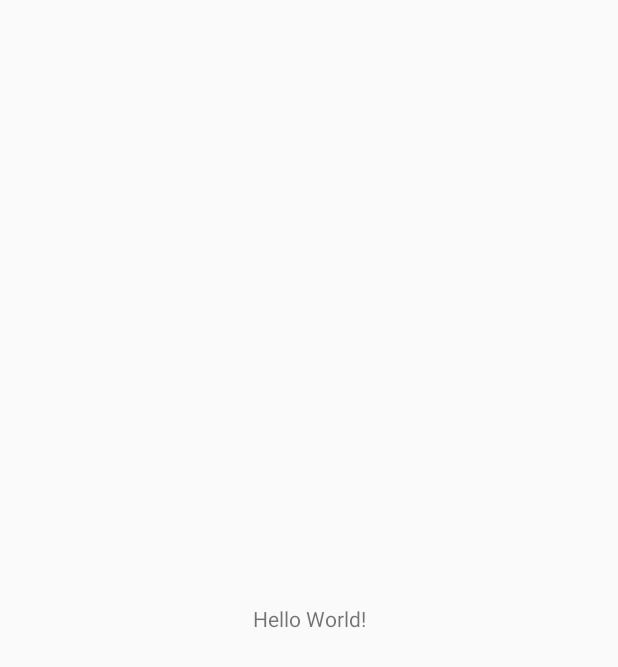
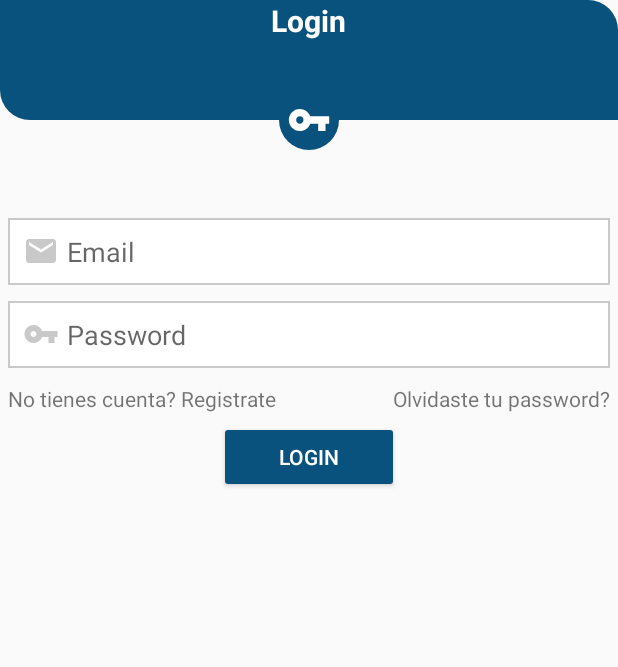
Before and after one commit to Alberto177/ExpressMarket, an Android app: the screen it shows after launch (MainActivity before the commit, Login after it), on a phone screen of 412 x 824 dp. Before the commit the part shown is almost empty. Shown: the top 667 px of the screen. Run offline under Robolectric (Android 15) with nearby library versions, the light colour scheme and no system bars.

Commit message:
Login Rgistro

```diff
--- a/app/build.gradle
+++ b/app/build.gradle
@@ -34,6 +34,9 @@ dependencies {
     implementation 'com.google.android.material:material:1.7.0'
     implementation 'androidx.constraintlayout:constraintlayout:2.1.4'
 
+    implementation 'com.github.AtifSayings:CircularImageView:1.0.2'
+    implementation 'com.theartofdev.edmodo:android-image-cropper:2.8.+'
+
     implementation 'com.google.firebase:firebase-auth:21.1.0'
     implementation 'com.google.firebase:firebase-database:20.1.0'
     implementation 'com.google.firebase:firebase-storage:20.1.0'
--- /dev/null
+++ b/app/src/main/java/com/example/expressmarket/Login.java
@@ -0,0 +1,26 @@
+package com.example.expressmarket;
+
+import androidx.appcompat.app.AppCompatActivity;
+
+import android.os.Bundle;
+import android.widget.Button;
+import android.widget.EditText;
+import android.widget.TextView;
+
+public class Login extends AppCompatActivity {
+
+    private EditText email, pass;
+    private TextView forg, noAccount;
+    private Button login;
+    @Override
+    protected void onCreate(Bundle savedInstanceState) {
+        super.onCreate(savedInstanceState);
+        setContentView(R.layout.activity_login);
+
+        email= findViewById(R.id.emailEt);
+        pass= findViewById(R.id.passwordEt);
+        forg= findViewById(R.id.forgotTv);
+        login= findViewById(R.id.loginBtn);
+        noAccount= findViewById(R.id.noAccountTv);
+    }
+}
--- a/app/src/main/java/com/example/expressmarket/MainActivity.java
+++ b/app/src/main/java/com/example/expressmarket/MainActivity.java
@@ -2,13 +2,30 @@ package com.example.expressmarket;
 
 import androidx.appcompat.app.AppCompatActivity;
 
+import android.content.Intent;
 import android.os.Bundle;
+import android.os.Handler;
+import android.view.Window;
+import android.view.WindowManager;
 
 public class MainActivity extends AppCompatActivity {
 
     @Override
     protected void onCreate(Bundle savedInstanceState) {
         super.onCreate(savedInstanceState);
+        //PANTALLA COMPLETA
+        getWindow().requestFeature(Window.FEATURE_NO_TITLE);
+        getWindow().setFlags(WindowManager.LayoutParams.FLAG_FULLSCREEN,
+                WindowManager.LayoutParams.FLAG_FULLSCREEN);
         setContentView(R.layout.activity_main);
+
+        //Iniciar el login despues de 2sec
+        new Handler().postDelayed(new Runnable() {
+            @Override
+            public void run() {
+                startActivity(new Intent(MainActivity.this, Login.class));
+                finish();
+            }
+        }, 2000);
     }
 }
--- /dev/null
+++ b/app/src/main/java/com/example/expressmarket/Registro.java
@@ -0,0 +1,14 @@
+package com.example.expressmarket;
+
+import androidx.appcompat.app.AppCompatActivity;
+
+import android.os.Bundle;
+
+public class Registro extends AppCompatActivity {
+
+    @Override
+    protected void onCreate(Bundle savedInstanceState) {
+        super.onCreate(savedInstanceState);
+        setContentView(R.layout.activity_registro);
+    }
+}
--- /dev/null
+++ b/app/src/main/res/drawable/ic_key_gray.xml
@@ -0,0 +1,5 @@
+<vector android:height="24dp" android:tint="#C9C9C9"
+    android:viewportHeight="24" android:viewportWidth="24"
+    android:width="24dp" xmlns:android="http://schemas.android.com/apk/res/android">
+    <path android:fillColor="@android:color/white" android:pathData="M12.65,10C11.83,7.67 9.61,6 7,6c-3.31,0 -6,2.69 -6,6s2.69,6 6,6c2.61,0 4.83,-1.67 5.65,-4H17v4h4v-4h2v-4H12.65zM7,14c-1.1,0 -2,-0.9 -2,-2s0.9,-2 2,-2 2,0.9 2,2 -0.9,2 -2,2z"/>
+</vector>
--- /dev/null
+++ b/app/src/main/res/drawable/ic_key_white.xml
@@ -0,0 +1,5 @@
+<vector android:height="24dp" android:tint="#FFFFFF"
+    android:viewportHeight="24" android:viewportWidth="24"
+    android:width="24dp" xmlns:android="http://schemas.android.com/apk/res/android">
+    <path android:fillColor="@android:color/white" android:pathData="M12.65,10C11.83,7.67 9.61,6 7,6c-3.31,0 -6,2.69 -6,6s2.69,6 6,6c2.61,0 4.83,-1.67 5.65,-4H17v4h4v-4h2v-4H12.65zM7,14c-1.1,0 -2,-0.9 -2,-2s0.9,-2 2,-2 2,0.9 2,2 -0.9,2 -2,2z"/>
+</vector>
--- /dev/null
+++ b/app/src/main/res/drawable/ic_mail_gray.xml
@@ -0,0 +1,5 @@
+<vector android:height="24dp" android:tint="#C9C9C9"
+    android:viewportHeight="24" android:viewportWidth="24"
+    android:width="24dp" xmlns:android="http://schemas.android.com/apk/res/android">
+    <path android:fillColor="@android:color/white" android:pathData="M20,4L4,4c-1.1,0 -1.99,0.9 -1.99,2L2,18c0,1.1 0.9,2 2,2h16c1.1,0 2,-0.9 2,-2L22,6c0,-1.1 -0.9,-2 -2,-2zM20,8l-8,5 -8,-5L4,6l8,5 8,-5v2z"/>
+</vector>
--- /dev/null
+++ b/app/src/main/res/drawable/shape_circle01.xml
@@ -0,0 +1,7 @@
+<?xml version="1.0" encoding="utf-8"?>
+<shape xmlns:android="http://schemas.android.com/apk/res/android"
+    android:shape="oval">
+
+    <solid android:color="@color/colorPrimary"/>
+
+</shape>
--- /dev/null
+++ b/app/src/main/res/drawable/shape_rect01.xml
@@ -0,0 +1,9 @@
+<?xml version="1.0" encoding="utf-8"?>
+<shape xmlns:android="http://schemas.android.com/apk/res/android"
+    android:shape="rectangle">
+
+    <solid android:color="@color/colorPrimary"/>
+    <corners android:bottomLeftRadius="20dp"
+        android:topRightRadius="20dp"/>
+
+</shape>
--- /dev/null
+++ b/app/src/main/res/drawable/shape_rect02.xml
@@ -0,0 +1,9 @@
+<?xml version="1.0" encoding="utf-8"?>
+<shape xmlns:android="http://schemas.android.com/apk/res/android"
+    android:shape="rectangle">
+
+    <solid android:color="@color/white"/>
+    <stroke android:color="@color/Gray"
+        android:width="1dp"/>
+
+</shape>
--- /dev/null
+++ b/app/src/main/res/layout/activity_login.xml
@@ -0,0 +1,88 @@
+<?xml version="1.0" encoding="utf-8"?>
+<RelativeLayout xmlns:android="http://schemas.android.com/apk/res/android"
+    xmlns:app="http://schemas.android.com/apk/res-auto"
+    xmlns:tools="http://schemas.android.com/tools"
+    android:layout_width="match_parent"
+    android:layout_height="match_parent"
+    tools:context=".Login">
+
+    <!---Toolbar-->
+    <RelativeLayout
+        android:layout_width="match_parent"
+        android:layout_height="80dp"
+        android:background="@drawable/shape_rect01">
+
+        <TextView
+            android:layout_width="wrap_content"
+            android:layout_height="wrap_content"
+            android:layout_centerHorizontal="true"
+            android:text="Login"
+            android:textStyle="bold"
+            android:textSize="20sp"
+            android:textColor="@color/white" />
+
+    </RelativeLayout>
+    <ImageView
+        android:id="@+id/iconIv"
+        android:layout_width="40dp"
+        android:layout_height="40dp"
+        android:background="@drawable/shape_circle01"
+        android:layout_marginTop="60dp"
+        android:src="@drawable/ic_key_white"
+        android:padding="5dp"
+        android:layout_marginBottom="40dp"
+        android:layout_centerHorizontal="true"/>
+
+    <EditText
+        android:id="@+id/emailEt"
+        android:layout_below="@+id/iconIv"
+        android:hint="Email"
+        android:padding="10dp"
+        android:drawableStart="@drawable/ic_mail_gray"
+        android:drawablePadding="5dp"
+        android:layout_width="match_parent"
+        android:layout_height="wrap_content"
+        android:layout_margin="5dp"
+        android:inputType="textEmailAddress"
+        android:background="@drawable/shape_rect02"/>
+    <EditText
+        android:id="@+id/passwordEt"
+        android:layout_below="@+id/emailEt"
+        android:hint="Password"
+        android:padding="10dp"
+        android:drawableStart="@drawable/ic_key_gray"
+        android:drawablePadding="5dp"
+        android:layout_width="match_parent"
+        android:layout_height="wrap_content"
+        android:layout_margin="5dp"
+        android:inputType="textPassword"
+        android:background="@drawable/shape_rect02"/>
+
+    <TextView
+        android:id="@+id/forgotTv"
+        android:layout_width="wrap_content"
+        android:layout_height="wrap_content"
+        android:layout_margin="5dp"
+        android:text="Olvidaste tu password?"
+        android:layout_below="@id/passwordEt"
+        android:layout_alignParentEnd="true"/>
+
+    <Button
+        android:id="@+id/loginBtn"
+        android:text="Login"
+        style="@style/Widget.AppCompat.Button.Colored"
+        android:minWidth="120dp"
+        android:layout_centerHorizontal="true"
+        android:layout_width="wrap_content"
+        android:layout_height="wrap_content"
+        android:layout_below="@id/forgotTv"/>
+    <TextView
+        android:id="@+id/noAccountTv"
+        android:layout_width="wrap_content"
+        android:layout_height="wrap_content"
+        android:layout_margin="5dp"
+        android:text="No tienes cuenta? Registrate"
+        android:layout_below="@id/passwordEt"
+        android:layout_alignParentBottom="true"/>
+
+</RelativeLayout>
--- a/app/src/main/res/layout/activity_main.xml
+++ b/app/src/main/res/layout/activity_main.xml
@@ -1,18 +1,29 @@
 <?xml version="1.0" encoding="utf-8"?>
-<androidx.constraintlayout.widget.ConstraintLayout xmlns:android="http://schemas.android.com/apk/res/android"
+<RelativeLayout xmlns:android="http://schemas.android.com/apk/res/android"
     xmlns:app="http://schemas.android.com/apk/res-auto"
     xmlns:tools="http://schemas.android.com/tools"
     android:layout_width="match_parent"
     android:layout_height="match_parent"
-    tools:context=".MainActivity">
+    tools:context=".MainActivity"
+    android:background="@color/colorPrimary">
+
+    <ImageView
+        android:id="@+id/iconIv"
+        android:layout_width="150dp"
+        android:layout_height="150dp"
+        android:src="@drawable/icon"
+        android:layout_centerInParent="true" />
 
     <TextView
+        android:layout_below="@+id/iconIv"
         android:layout_width="wrap_content"
         android:layout_height="wrap_content"
-        android:text="Hello World!"
-        app:layout_constraintBottom_toBottomOf="parent"
-        app:layout_constraintEnd_toEndOf="parent"
-        app:layout_constraintStart_toStartOf="parent"
-        app:layout_constraintTop_toTopOf="parent" />
+        android:text="@string/app_name"
+        android:textSize="25sp"
+        android:textStyle="bold"
+        android:layout_marginTop="10dp"
+        android:layout_centerHorizontal="true"
+        android:textColor="@color/white"/>
 
-</androidx.constraintlayout.widget.ConstraintLayout>
+
+</RelativeLayout>
--- /dev/null
+++ b/app/src/main/res/layout/activity_registro.xml
@@ -0,0 +1,9 @@
+<?xml version="1.0" encoding="utf-8"?>
+<androidx.constraintlayout.widget.ConstraintLayout xmlns:android="http://schemas.android.com/apk/res/android"
+    xmlns:app="http://schemas.android.com/apk/res-auto"
+    xmlns:tools="http://schemas.android.com/tools"
+    android:layout_width="match_parent"
+    android:layout_height="match_parent"
+    tools:context=".Registro">
+
+</androidx.constraintlayout.widget.ConstraintLayout>
--- a/build.gradle
+++ b/build.gradle
@@ -1,5 +1,11 @@
 buildscript {
+
+    repositories {
+        google()
+        jcenter()
+    }
     dependencies {
+        classpath 'com.android.tools.build:gradle:7.3.1'
         classpath 'com.google.gms:google-services:4.3.14'
     }
 }// Top-level build file where you can add configuration options common to all sub-projects/modules.
@@ -7,6 +13,13 @@ plugins {
     id 'com.android.application' version '7.2.2' apply false
     id 'com.android.library' version '7.2.2' apply false
 }
+allprojects {
+    repositories {
+        google()
+        jcenter()
+        maven { url 'https://jitpack.io' }
+    }
+}
 
 task clean(type: Delete) {
     delete rootProject.buildDir
```
Also changed, not shown: app/src/main/AndroidManifest.xml (+13 -8 lines).
